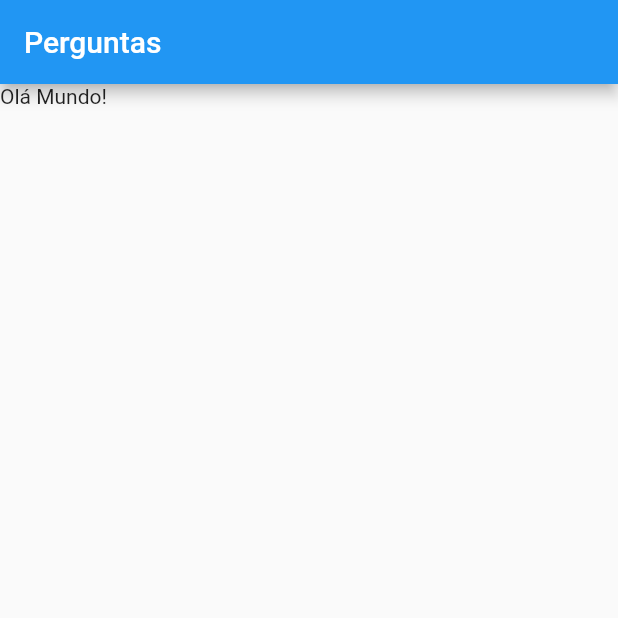
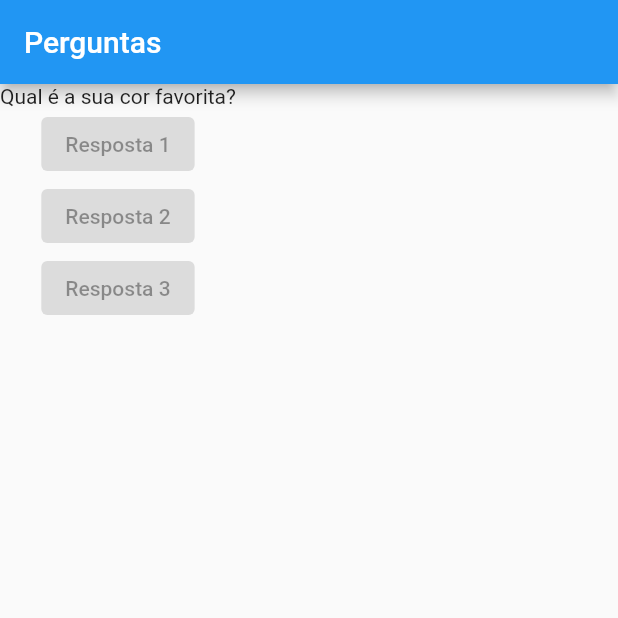
Before and after one commit to sdias-code/udemy-flutter-projeto-perguntas, a Flutter app: the screen it shows after launch, on a phone screen of 412 x 824 dp, the top half of it. Run offline on Flutter 3.47's test engine with Material 2 defaults, Android fonts, the phone set to English and light mode, and no system bars.

Commit message:
Aula 34, organizando Widgets

```diff
--- a/lib/main.dart
+++ b/lib/main.dart
@@ -5,12 +5,32 @@ main() => runApp(PerguntaApp());
 class PerguntaApp extends StatelessWidget {
   @override
   Widget build(BuildContext context) {
+    final List<String> perguntas = [
+      'Qual é a sua cor favorita?',
+      'Qual é o seu animal favorito?'
+    ];
     return MaterialApp(
       home: Scaffold(
         appBar: AppBar(
           title: Text('Perguntas'),
         ),
-        body: Text('Olá Mundo!'),
+        body: Column(
+          children: [
+            Text(perguntas.elementAt(0)),
+            ElevatedButton(
+              child: Text('Resposta 1'),
+              onPressed: null,
+            ),
+            ElevatedButton(
+              child: Text('Resposta 2'),
+              onPressed: null,
+            ),
+            ElevatedButton(
+              child: Text('Resposta 3'),
+              onPressed: null,
+            ),
+          ],
+        ),
       ),
     );
   }
```
